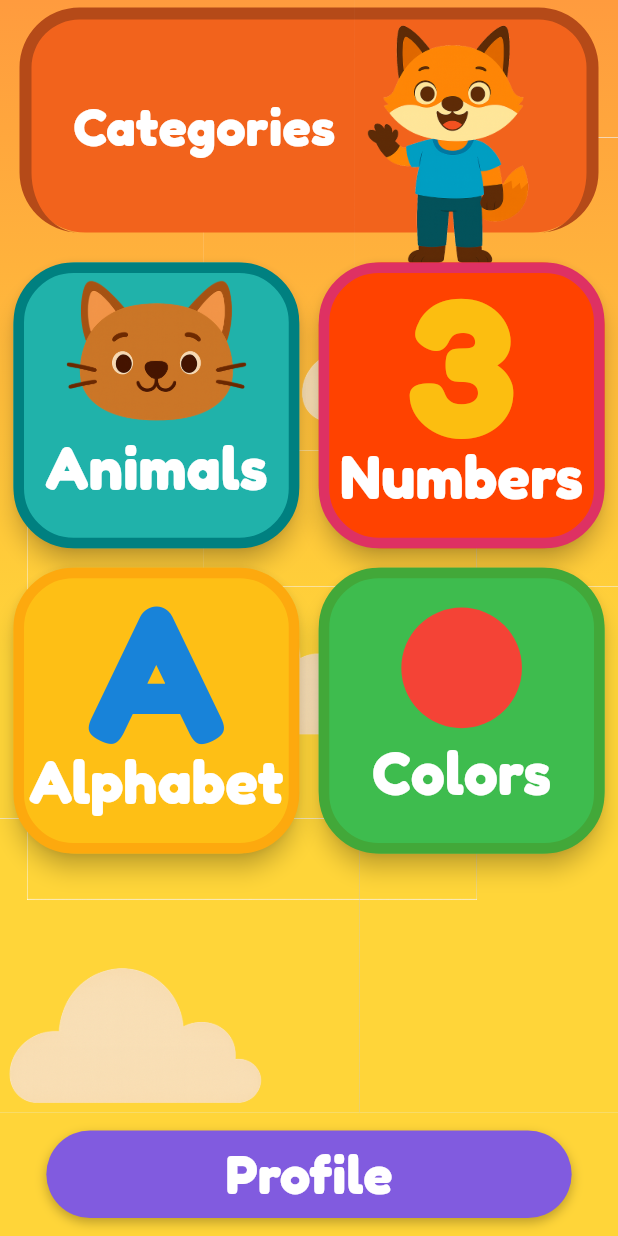
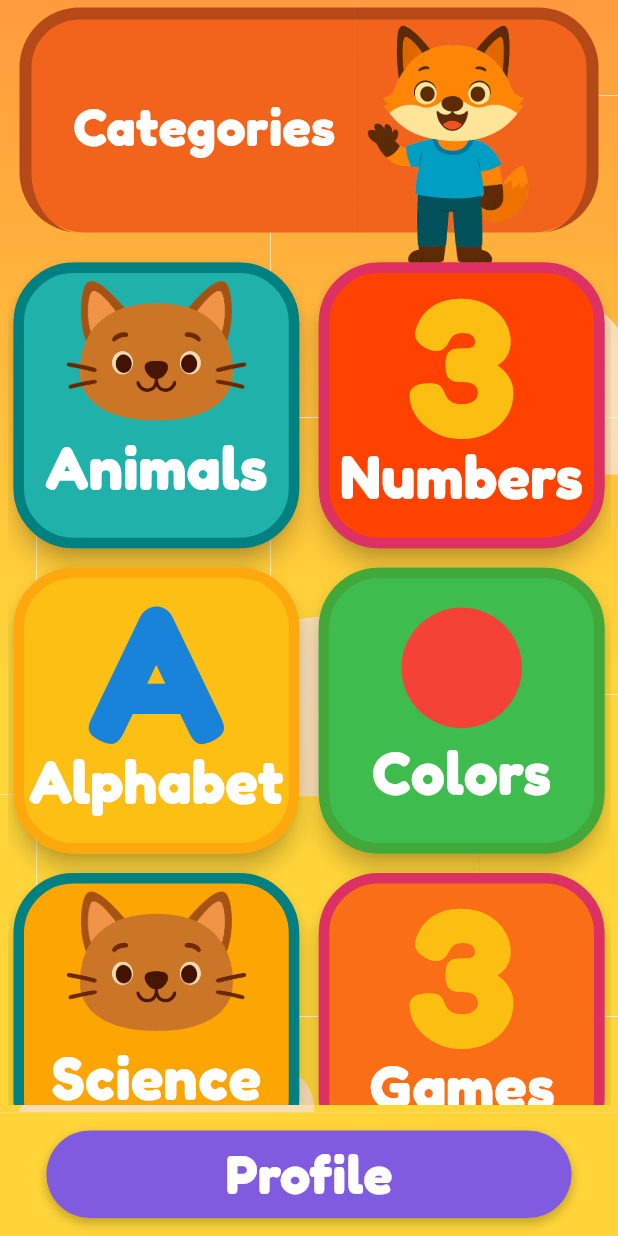
Before and after one commit to argadenil/zinzy, a Flutter app: the screen it shows after launch, on a phone screen of 412 x 824 dp. Run offline on Flutter 3.47's test engine with Material 3 defaults, Android fonts, the phone set to English and light mode, and no system bars; our stand-ins replace google_fonts.

Commit message:
changes added

```diff
--- a/lib/screens/home.dart
+++ b/lib/screens/home.dart
@@ -162,6 +162,82 @@ class _HomeScreenState extends State<HomeScreen> {
                                   borderColor: const Color(0xff42a839),
                                   fontSize: cardSize * 0.25,
                                 ),
+                                buildUniformCard(
+                                  content: Transform.scale(
+                                    scale: 2,
+                                    child: Image.asset(
+                                      'assets/images/cat.png',
+                                      width: cardSize * 0.5,
+                                      height: cardSize * 0.5,
+                                    ),
+                                  ),
+                                  label: 'Science',
+                                  backgroundColor: const Color(0xfffda503),
+                                  borderColor: const Color(0xff008080),
+                                  fontSize: cardSize * 0.25,
+                                ),
+                                buildUniformCard(
+                                  content: Transform.scale(
+                                    scale: 2,
+                                    child: Text(
+                                      '3',
+                                      style: TextStyle(
+                                        fontSize: cardSize * 0.4,
+                                        fontWeight: FontWeight.bold,
+                                        color: const Color(0xFFfcbe10),
+                                      ),
+                                    ),
+                                  ),
+                                  label: 'Games',
+                                  backgroundColor: const Color(0xfffa6f15),
+                                  borderColor: const Color(0xffDE3163),
+                                  fontSize: cardSize * 0.25,
+                                ),
+                                buildUniformCard(
+                                  content: Transform.scale(
+                                    scale: 2,
+                                    child: Text(
+                                      'A',
+                                      style: TextStyle(
+                                        fontSize: cardSize * 0.4,
+                                        fontWeight: FontWeight.bold,
+                                        color: const Color(0xFF1883d9),
+                                      ),
+                                    ),
+                                  ),
+                                  label: 'Music',
+                                  backgroundColor: const Color(0xffffb507),
+                                  borderColor: const Color(0xfffda90e),
+                                  fontSize: cardSize * 0.25,
+                                ),
+                                buildUniformCard(
+                                  content: Container(
+                                    width: cardSize * 0.5,
+                                    height: cardSize * 0.5,
+                                    decoration: const BoxDecoration(
+                                      color: Colors.red,
+                                      shape: BoxShape.circle,
+                                    ),
+                                  ),
+                                  label: 'Shapes',
+                                  backgroundColor: const Color(0xff9fb020),
+                                  borderColor: const Color(0xff42a839),
+                                  fontSize: cardSize * 0.25,
+                                ),
+                                buildUniformCard(
+                                  content: Container(
+                                    width: cardSize * 0.5,
+                                    height: cardSize * 0.5,
+                                    decoration: const BoxDecoration(
+                                      color: Colors.red,
+                                      shape: BoxShape.circle,
+                                    ),
+                                  ),
+                                  label: 'Stories',
+                                  backgroundColor: const Color(0xff3d9aab),
+                                  borderColor: const Color(0xff42a839),
+                                  fontSize: cardSize * 0.25,
+                                ),
                               ],
                             ),
                           ],
--- a/lib/widgets/cloud.dart
+++ b/lib/widgets/cloud.dart
@@ -59,8 +59,8 @@ class _AnimatedCloudsState extends State<AnimatedClouds>
               top: widget.screenHeight * (0.05 + index * 0.15),
             ),
             child: SizedBox(
-              width: 300,
-              height: 360,
+              width: 400,
+              height: 400,
               child: Image.asset(
                 'assets/images/cloud.png',
                 fit: BoxFit.contain,
```
